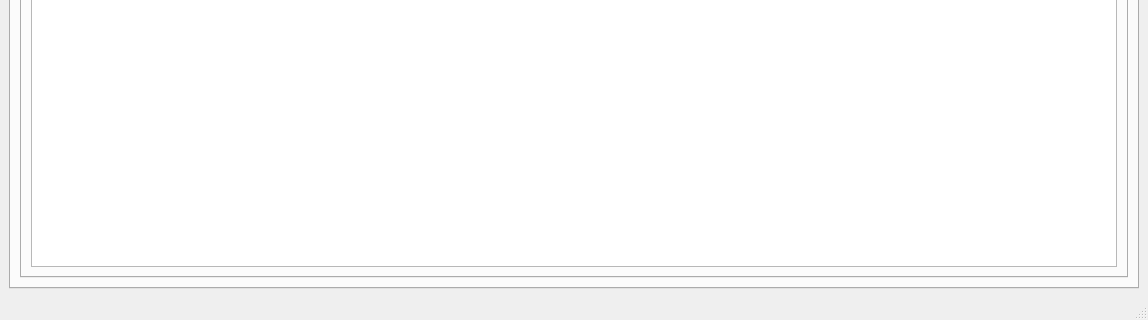
This is gui.ui in Klemma/SAPR as Qt 5 draws it before an edit; both pictures show x 0 to 1148 and y 545 to 865 of the 1148 by 865 pixel window. The edited form follows.
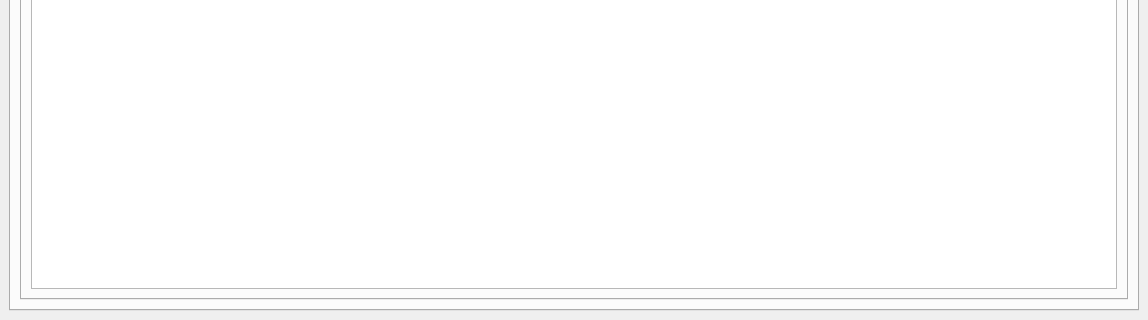
This is the edited form. Icons and pictures are not drawn. Custom widgets are drawn as their Qt base class.

The edit to the form file:
```diff
--- a/gui.ui
+++ b/gui.ui
@@ -608,7 +608,6 @@
    <addaction name="file_menu"/>
    <addaction name="processor_menu"/>
   </widget>
-  <widget class="QStatusBar" name="statusbar"/>
   <action name="open_action">
    <property name="text">
     <string>Открыть</string>
```
Left out of the diff: 17 changed lines with no effect on the pictures.
